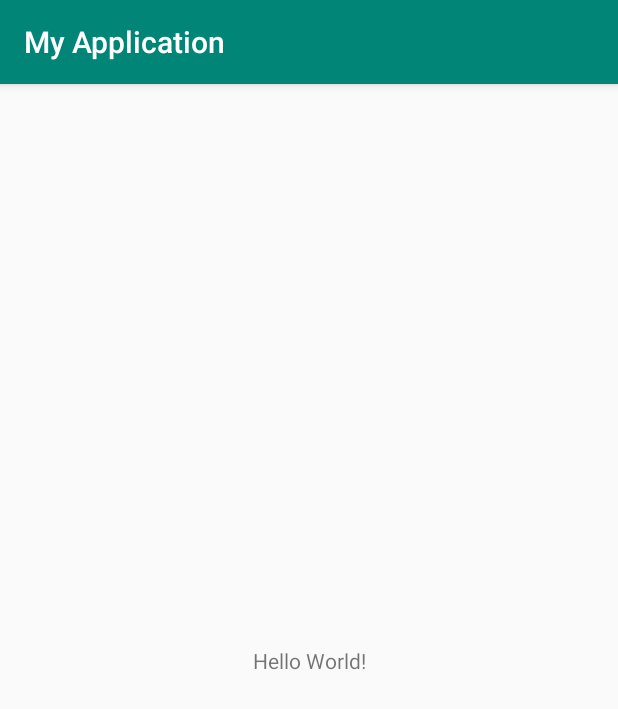
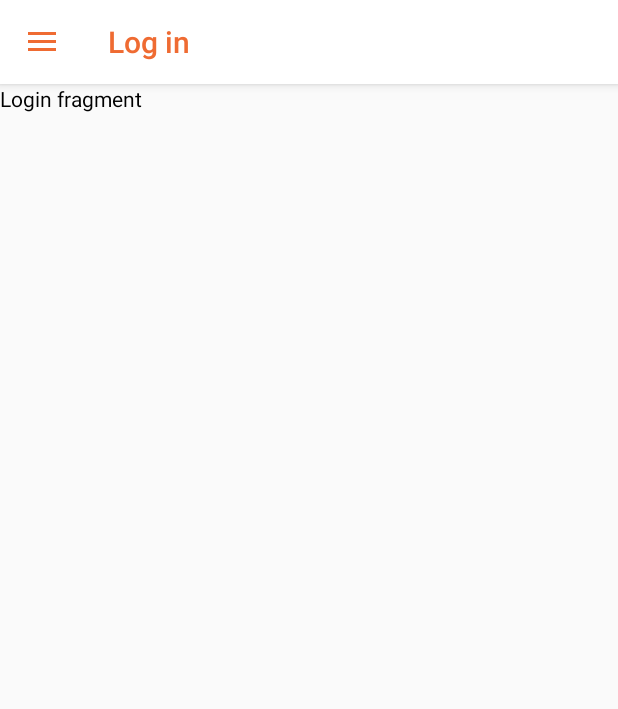
Before and after one commit to nvdhau/learning-hub, an Android app: the screen it shows after launch (MainActivity), on a phone screen of 412 x 824 dp. Shown: the top 709 px of the screen. Run offline under Robolectric (Android 15) with nearby library versions, the phone set to English and light mode, and no system bars.

Commit message:
Android project structure and hamburger menu

```diff
--- a/android-app/app/src/main/AndroidManifest.xml
+++ b/android-app/app/src/main/AndroidManifest.xml
@@ -1,15 +1,15 @@
 <?xml version="1.0" encoding="utf-8"?>
 <manifest xmlns:android="http://schemas.android.com/apk/res/android"
-    package="com.quangle.myapplication">
+    package="ca.specialTopics.learningHub">
 
     <application
         android:allowBackup="true"
         android:icon="@mipmap/ic_launcher"
-        android:label="@string/app_name"
+        android:label="@string/appName"
         android:roundIcon="@mipmap/ic_launcher_round"
         android:supportsRtl="true"
         android:theme="@style/AppTheme">
-        <activity android:name=".MainActivity">
+        <activity android:name="ca.specialTopics.learningHub.ui.MainActivity">
             <intent-filter>
                 <action android:name="android.intent.action.MAIN" />
 
--- /dev/null
+++ b/android-app/app/src/main/java/ca/specialTopics/learningHub/ui/BaseActivity.java
@@ -0,0 +1,64 @@
+package ca.specialTopics.learningHub.ui;
+
+import android.os.Bundle;
+import android.view.MenuItem;
+import android.view.View;
+import android.widget.ProgressBar;
+
+import androidx.appcompat.app.AppCompatActivity;
+import androidx.appcompat.widget.Toolbar;
+
+import ca.specialTopics.learningHub.R;
+
+public class BaseActivity extends AppCompatActivity {
+
+    protected ProgressBar progressBar;
+
+    protected void setProgressBarWithMenu() {
+        Toolbar toolbar = findViewById(R.id.toolbar);
+        setSupportActionBar(toolbar);
+
+        progressBar = findViewById(R.id.toolbarprogress);
+        progressBar.setVisibility(View.GONE);
+
+        // Set the home icon
+        getSupportActionBar().setDisplayHomeAsUpEnabled(true);
+    }
+
+    protected void setProgressBar() {
+        Toolbar toolbar = findViewById(R.id.toolbar);
+        setSupportActionBar(toolbar);
+
+        progressBar = findViewById(R.id.toolbarprogress);
+        progressBar.setVisibility(View.GONE);
+    }
+
+    public void hideProgressBar() {
+        progressBar.setVisibility(View.GONE);
+    }
+
+    public void showProgressBar() {
+        progressBar.setVisibility(View.VISIBLE);
+    }
+
+    @Override
+    protected void onPause() {
+        super.onPause();
+        this.hideProgressBar();
+    }
+
+    @Override
+    public boolean onOptionsItemSelected(MenuItem item) {
+        if(item.getItemId() == android.R.id.home) {
+            onBackPressed();
+            return true;
+        }
+        return super.onOptionsItemSelected(item);
+    }
+
+    public void setTitleActionBar(String title) {
+        getSupportActionBar().setTitle(title);
+    }
+
+
+}
--- /dev/null
+++ b/android-app/app/src/main/java/ca/specialTopics/learningHub/ui/LoginFragment.java
@@ -0,0 +1,103 @@
+package ca.specialTopics.learningHub.ui;
+
+import android.content.Context;
+import android.os.Bundle;
+
+import androidx.fragment.app.Fragment;
+
+import android.view.LayoutInflater;
+import android.view.View;
+import android.view.ViewGroup;
+import android.widget.TextView;
+
+import ca.specialTopics.learningHub.R;
+
+/**
+ * A simple {@link Fragment} subclass.
+ * Activities that contain this fragment must implement the
+ * {@link LoginFragment.OnFragmentInteractionListener} interface
+ * to handle interaction events.
+ * Use the {@link LoginFragment#newInstance} factory method to
+ * create an instance of this fragment.
+ */
+public class LoginFragment extends Fragment {
+    // TODO: Rename parameter arguments, choose names that match
+    // the fragment initialization parameters, e.g. ARG_ITEM_NUMBER
+    private static final String ARG_PARAM1 = "param1";
+    private static final String ARG_PARAM2 = "param2";
+
+    // TODO: Rename and change types of parameters
+    private String mParam1;
+    private String mParam2;
+
+    private OnFragmentInteractionListener mListener;
+
+    public LoginFragment() {
+        // Required empty public constructor
+    }
+
+    /**
+     * Use this factory method to create a new instance of
+     * this fragment using the provided parameters.
+     *
+     * @param param1 Parameter 1.
+     * @param param2 Parameter 2.
+     * @return A new instance of fragment LoginFragment.
+     */
+    // TODO: Rename and change types and number of parameters
+    public static LoginFragment newInstance(String param1, String param2) {
+        LoginFragment fragment = new LoginFragment();
+        Bundle args = new Bundle();
+        args.putString(ARG_PARAM1, param1);
+        args.putString(ARG_PARAM2, param2);
+        fragment.setArguments(args);
+        return fragment;
+    }
+
+    @Override
+    public void onCreate(Bundle savedInstanceState) {
+        super.onCreate(savedInstanceState);
+        if (getArguments() != null) {
+            mParam1 = getArguments().getString(ARG_PARAM1);
+            mParam2 = getArguments().getString(ARG_PARAM2);
+        }
+    }
+
+    @Override
+    public View onCreateView(LayoutInflater inflater, ViewGroup container,
+                             Bundle savedInstanceState) {
+        View view = inflater.inflate(R.layout.fragment_login, container, false);
+        return view;
+    }
+
+    @Override
+    public void onAttach(Context context) {
+        super.onAttach(context);
+        if (context instanceof OnFragmentInteractionListener) {
+            mListener = (OnFragmentInteractionListener) context;
+        } else {
+            throw new RuntimeException(context.toString()
+                    + " must implement OnFragmentInteractionListener");
+        }
+    }
+
+    @Override
+    public void onDetach() {
+        super.onDetach();
+        mListener = null;
+    }
+
+    /**
+     * This interface must be implemented by activities that contain this
+     * fragment to allow an interaction in this fragment to be communicated
+     * to the activity and potentially other fragments contained in that
+     * activity.
+     * <p>
+     * See the Android Training lesson <a href=
+     * "http://developer.android.com/training/basics/fragments/communicating.html"
+     * >Communicating with Other Fragments</a> for more information.
+     */
+    public interface OnFragmentInteractionListener {
+        void logUser();
+    }
+}
--- /dev/null
+++ b/android-app/app/src/main/java/ca/specialTopics/learningHub/ui/MainActivity.java
@@ -0,0 +1,116 @@
+package ca.specialTopics.learningHub.ui;
+
+import android.content.Context;
+import android.content.Intent;
+import android.os.Bundle;
+import android.view.MenuItem;
+import android.view.View;
+import android.widget.TextView;
+
+import androidx.annotation.Nullable;
+import androidx.appcompat.app.ActionBarDrawerToggle;
+import androidx.drawerlayout.widget.DrawerLayout;
+import androidx.fragment.app.Fragment;
+
+import com.google.android.material.navigation.NavigationView;
+
+import ca.specialTopics.learningHub.R;
+
+public class MainActivity extends BaseActivity implements LoginFragment.OnFragmentInteractionListener {
+    //TAB INDEX
+    public static final String ARG_TAB_ITEM_ID = "tabItemId";
+
+    private DrawerLayout drawerLayout;
+    private ActionBarDrawerToggle actionBarDrawerToggle;
+    private NavigationView navigationView;
+    private TextView emailInTheMenu;
+
+    @Override
+    protected void onCreate(Bundle savedInstanceState) {
+        super.onCreate(savedInstanceState);
+        setContentView(R.layout.activity_main);
+
+        setProgressBarWithMenu();
+        setTitleActionBar(getString(R.string.login));
+
+        drawerLayout = findViewById(R.id.drawer_layout);
+        actionBarDrawerToggle = new ActionBarDrawerToggle(this, drawerLayout, R.string.openMenu, R.string.closeMenu);
+        drawerLayout.addDrawerListener(actionBarDrawerToggle);
+
+        navigationView = findViewById(R.id.nav_view);
+        emailInTheMenu = navigationView.getHeaderView(0).findViewById(R.id.menuEmail);
+        navigationView.setNavigationItemSelectedListener(menuItem -> {
+            menuItem.setChecked(true);
+            itemSelectedOnMenu(menuItem);
+            drawerLayout.closeDrawers();
+            return true;
+        });
+
+        setMenu();
+    }
+
+    private void setMenu() {
+        //TODO: Check if the user is logged
+        navigationView.getMenu().clear();
+        //user = loggedUser
+        //user not logged
+        emailInTheMenu.setText("");
+        emailInTheMenu.setVisibility(View.GONE);
+        navigationView.inflateMenu(R.menu.guest);
+        navigationView.setCheckedItem(R.id.login);
+        itemSelectedOnMenu(navigationView.getCheckedItem());
+    }
+
+    private void itemSelectedOnMenu(MenuItem menuItem) {
+        Fragment fragmentDisplay = null;
+        switch (menuItem.getItemId()) {
+            case R.id.login:
+                setTitleActionBar(getResources().getString(R.string.login));
+                fragmentDisplay = new LoginFragment();
+                break;
+            /*case R.id.logout:
+                MySharedPreferences.clearSharedPreferences(this);
+                FirebaseAuth.getInstance().signOut();
+                startActivity(new Intent(this, Home.class));
+                finish();
+                return;*/
+        }
+        getSupportFragmentManager().beginTransaction()
+                .replace(R.id.fragmentDisplay, fragmentDisplay)
+                .commit();
+    }
+
+    @Override
+    public void logUser() {
+
+    }
+
+    //Static methods for starting this activity
+    public static void startHomeActivityAtTab(Context context, int tabItemId) {
+        Intent intent = new Intent(context, MainActivity.class);
+        intent.putExtra(ARG_TAB_ITEM_ID, tabItemId);
+        intent.addFlags(Intent.FLAG_ACTIVITY_CLEAR_TOP);//clear all top activity
+        context.startActivity(intent);
+    }
+
+    public static void startHomeActivityAtTab(Context context, int tabItemId, int topItemsTabNavIndex) {
+        Intent intent = new Intent(context, MainActivity.class);
+        intent.putExtra(ARG_TAB_ITEM_ID, tabItemId);
+        intent.putExtra("topItemsTabNavIndex", topItemsTabNavIndex);
+        intent.addFlags(Intent.FLAG_ACTIVITY_CLEAR_TOP);//clear all top activity
+        context.startActivity(intent);
+    }
+
+    @Override
+    protected void onPostCreate(@Nullable Bundle savedInstanceState) {
+        super.onPostCreate(savedInstanceState);
+        actionBarDrawerToggle.syncState();
+    }
+
+    @Override
+    public boolean onOptionsItemSelected(MenuItem item) {
+        if(actionBarDrawerToggle.onOptionsItemSelected(item))
+            return true;
+        return super.onOptionsItemSelected(item);
+    }
+}
--- a/android-app/app/src/main/java/com/quangle/myapplication/MainActivity.java
+++ /dev/null
@@ -1,14 +0,0 @@
-package com.quangle.myapplication;
-
-import androidx.appcompat.app.AppCompatActivity;
-
-import android.os.Bundle;
-
-public class MainActivity extends AppCompatActivity {
-
-    @Override
-    protected void onCreate(Bundle savedInstanceState) {
-        super.onCreate(savedInstanceState);
-        setContentView(R.layout.activity_main);
-    }
-}
--- a/android-app/app/src/main/res/layout/activity_main.xml
+++ b/android-app/app/src/main/res/layout/activity_main.xml
@@ -1,18 +1,34 @@
 <?xml version="1.0" encoding="utf-8"?>
-<androidx.constraintlayout.widget.ConstraintLayout xmlns:android="http://schemas.android.com/apk/res/android"
+<androidx.drawerlayout.widget.DrawerLayout
+    xmlns:android="http://schemas.android.com/apk/res/android"
     xmlns:app="http://schemas.android.com/apk/res-auto"
     xmlns:tools="http://schemas.android.com/tools"
+    android:id="@+id/drawer_layout"
     android:layout_width="match_parent"
     android:layout_height="match_parent"
-    tools:context=".MainActivity">
+    android:fitsSystemWindows="true"
+    tools:context=".ui.MainActivity">
 
-    <TextView
+    <LinearLayout
+        android:layout_width="match_parent"
+        android:layout_height="match_parent"
+        android:orientation="vertical">
+
+        <include layout="@layout/toolbar"/>
+
+        <FrameLayout
+            android:id="@+id/fragmentDisplay"
+            android:layout_width="match_parent"
+            android:layout_height="match_parent"/>
+    </LinearLayout>
+
+    <com.google.android.material.navigation.NavigationView
+        android:id="@+id/nav_view"
         android:layout_width="wrap_content"
-        android:layout_height="wrap_content"
-        android:text="Hello World!"
-        app:layout_constraintBottom_toBottomOf="parent"
-        app:layout_constraintLeft_toLeftOf="parent"
-        app:layout_constraintRight_toRightOf="parent"
-        app:layout_constraintTop_toTopOf="parent" />
+        android:layout_height="match_parent"
+        android:layout_gravity="start"
+        android:fitsSystemWindows="true"
+        app:headerLayout="@layout/drawer_header"
+        app:menu="@menu/guest"/>
 
-</androidx.constraintlayout.widget.ConstraintLayout>
+</androidx.drawerlayout.widget.DrawerLayout>
--- /dev/null
+++ b/android-app/app/src/main/res/layout/fragment_login.xml
@@ -0,0 +1,13 @@
+<?xml version="1.0" encoding="utf-8"?>
+<FrameLayout xmlns:android="http://schemas.android.com/apk/res/android"
+    xmlns:tools="http://schemas.android.com/tools"
+    android:layout_width="match_parent"
+    android:layout_height="match_parent"
+    tools:context=".ui.LoginFragment">
+
+    <TextView
+        android:layout_width="match_parent"
+        android:layout_height="match_parent"
+        android:text="Login fragment"/>
+
+</FrameLayout>
--- /dev/null
+++ b/android-app/app/src/main/res/layout/toolbar.xml
@@ -0,0 +1,29 @@
+<?xml version="1.0" encoding="utf-8"?>
+<com.google.android.material.appbar.AppBarLayout
+    xmlns:android="http://schemas.android.com/apk/res/android"
+    xmlns:app="http://schemas.android.com/apk/res-auto"
+    android:layout_width="match_parent"
+    android:layout_height="wrap_content">
+    <androidx.appcompat.widget.Toolbar
+        android:id="@+id/toolbar"
+        android:layout_width="match_parent"
+        android:layout_height="?attr/actionBarSize"
+        app:titleTextAppearance="@style/AppTheme.Toolbar.TitleText"
+        app:theme="@style/AppTheme.Toolbar"/>
+
+    <ProgressBar
+        android:id="@+id/toolbarprogress"
+        style="@style/Widget.AppCompat.ProgressBar.Horizontal"
+        android:layout_width="match_parent"
+        android:layout_height="30dp"
+        android:layout_marginTop="-18dp"
+        android:layout_marginBottom="-12dp"
+        android:indeterminate="true" />
+
+<!--    <com.google.android.material.tabs.TabLayout-->
+<!--        android:id="@+id/tabs"-->
+<!--        style="@style/AppTheme.TabLayout"-->
+<!--        android:layout_width="match_parent"-->
+<!--        android:layout_height="wrap_content"-->
+<!--        android:visibility="gone"></com.google.android.material.tabs.TabLayout>-->
+</com.google.android.material.appbar.AppBarLayout>
--- /dev/null
+++ b/android-app/app/src/main/res/menu/guest.xml
@@ -0,0 +1,17 @@
+<?xml version="1.0" encoding="utf-8"?>
+<menu xmlns:android="http://schemas.android.com/apk/res/android">
+    <group android:checkableBehavior="single">
+        <item android:id="@+id/login"
+            android:title="@string/login"/>
+        <!-- <item
+            android:id="@+id/subheader"
+            android:title="Subheader">
+            <menu>
+                <group android:checkableBehavior="single">
+                    <item android:id="@+id/test"
+                        android:title="test"/>
+                </group>
+            </menu>
+        </item> -->
+    </group>
+</menu>
--- a/android-app/app/src/main/res/values/colors.xml
+++ b/android-app/app/src/main/res/values/colors.xml
@@ -1,6 +1,13 @@
 <?xml version="1.0" encoding="utf-8"?>
 <resources>
-    <color name="colorPrimary">#008577</color>
+    <color name="colorPrimary">#ffffff</color>
     <color name="colorPrimaryDark">#00574B</color>
-    <color name="colorAccent">#D81B60</color>
+    <color name="colorAccent">#ef6b32</color>
+    <color name="colorAccentDark">#ae4e25</color>
+    <color name="gray">#92898a</color>
+    <color name="black">#000000</color>
+    <color name="white">#ffffff</color>
+    <color name="pink">#c1a5a9</color>
+    <color name="green">#7fbc52</color>
+    <color name="colorAccentA35">#59ef6b32</color>
 </resources>
--- a/android-app/app/src/main/res/values/strings.xml
+++ b/android-app/app/src/main/res/values/strings.xml
@@ -1,3 +1,15 @@
 <resources>
-    <string name="app_name">My Application</string>
+    <string name="appName">Learning HUB</string>
+
+    <!-- Navigation Drawer -->
+    <string name="openMenu">Open menu</string>
+    <string name="closeMenu">Close menu</string>
+    <string name="logout">Log out</string>
+
+    <!-- Login -->
+    <string name="login">Log in</string>
+    <string name="submit">Submit</string>
+    <string name="email">Email</string>
+    <string name="password">Password</string>
+
 </resources>
--- a/android-app/app/src/main/res/values/styles.xml
+++ b/android-app/app/src/main/res/values/styles.xml
@@ -1,11 +1,58 @@
-<resources>
+<resources xmlns:tools="http://schemas.android.com/tools">
 
     <!-- Base application theme. -->
-    <style name="AppTheme" parent="Theme.AppCompat.Light.DarkActionBar">
-        <!-- Customize your theme here. -->
+    <style name="AppTheme" parent="@style/Theme.AppCompat.Light.NoActionBar">
         <item name="colorPrimary">@color/colorPrimary</item>
-        <item name="colorPrimaryDark">@color/colorPrimaryDark</item>
+        <item name="colorPrimaryDark">@color/colorAccentDark</item>
         <item name="colorAccent">@color/colorAccent</item>
+
+        <!-- Remove default action bar -->
+        <item name="windowActionBar">false</item>
+        <item name="windowNoTitle">true</item>
+        <!-- Prevent text from being capitalized -->
+        <item name="textAllCaps">false</item>
+
+        <item name="editTextStyle">@style/AppTheme.EditText</item>
+        <item name="buttonStyle">@style/AppTheme.Button</item>
+        <item name="android:textViewStyle">@style/AppTheme.TextView</item>
     </style>
 
+    <!-- Edit Text styles -->
+    <style name="AppTheme.EditText" parent="Widget.AppCompat.EditText">
+        <item name="colorControlNormal">@color/gray</item>
+        <item name="colorControlActivated">@color/colorAccent</item>
+        <item name="android:drawablePadding">10dp</item>
+    </style>
+
+    <!--Floating label text style-->
+    <style name="AppTheme.HintText" parent="TextAppearance.AppCompat.Small">
+        <item name="android:textColor">@color/colorAccent</item>
+    </style>
+
+    <!-- Button styles -->
+    <style name="AppTheme.Button" parent="Widget.AppCompat.Button">
+        <item name="android:background">@xml/selector_button_color</item>
+        <item name="colorButtonNormal" tools:targetApi="21">@color/colorAccent</item>
+        <item name="colorControlHighlight" tools:targetApi="21">@color/colorAccentDark</item>
+        <item name="android:height">58dp</item>
+        <item name="android:textStyle">bold</item>
+        <item name="android:textColor">@color/white</item>
+    </style>
+
+    <!-- Text View style -->
+    <style name="AppTheme.TextView" parent="android:Widget.TextView">
+        <item name="android:textColor">@color/black</item>
+    </style>
+
+    <!-- Toolbar -->
+    <style name="AppTheme.Toolbar" parent="ThemeOverlay.AppCompat.Dark.ActionBar">
+        <item name="android:background">@color/colorPrimary</item>
+        <item name="colorControlNormal">@color/colorAccent</item>
+        <item name="android:drawableTint" tools:targetApi="23">@color/colorAccent</item>
+        <item name="android:textColorPrimary">@color/colorAccent</item>
+        <item name="android:textColorHint">@color/colorAccent</item>
+    </style>
+    <style name="AppTheme.Toolbar.TitleText" parent="TextAppearance.Widget.AppCompat.Toolbar.Title">
+        <item name="android:textColor">@color/colorAccent</item>
+    </style>
 </resources>
--- /dev/null
+++ b/android-app/app/src/main/res/xml/selector_button_color.xml
@@ -0,0 +1,6 @@
+<?xml version="1.0" encoding="utf-8"?>
+<selector xmlns:android="http://schemas.android.com/apk/res/android">
+    <item android:drawable="@color/colorAccent" android:state_enabled="true" />
+    <item android:drawable="@color/colorAccentDark" android:state_enabled="false" />
+    <item android:drawable="@color/colorAccent" />
+</selector>
--- a/android-app/settings.gradle
+++ b/android-app/settings.gradle
@@ -1,2 +1,2 @@
 include ':app'
-rootProject.name='My Application'
+rootProject.name='Learning HUB'
```
Also changed, not shown: android-app/app/build.gradle (+7 -2 lines), android-app/app/src/main/res/layout/drawer_header.xml (added, +36 -0 lines), 4 other files.
